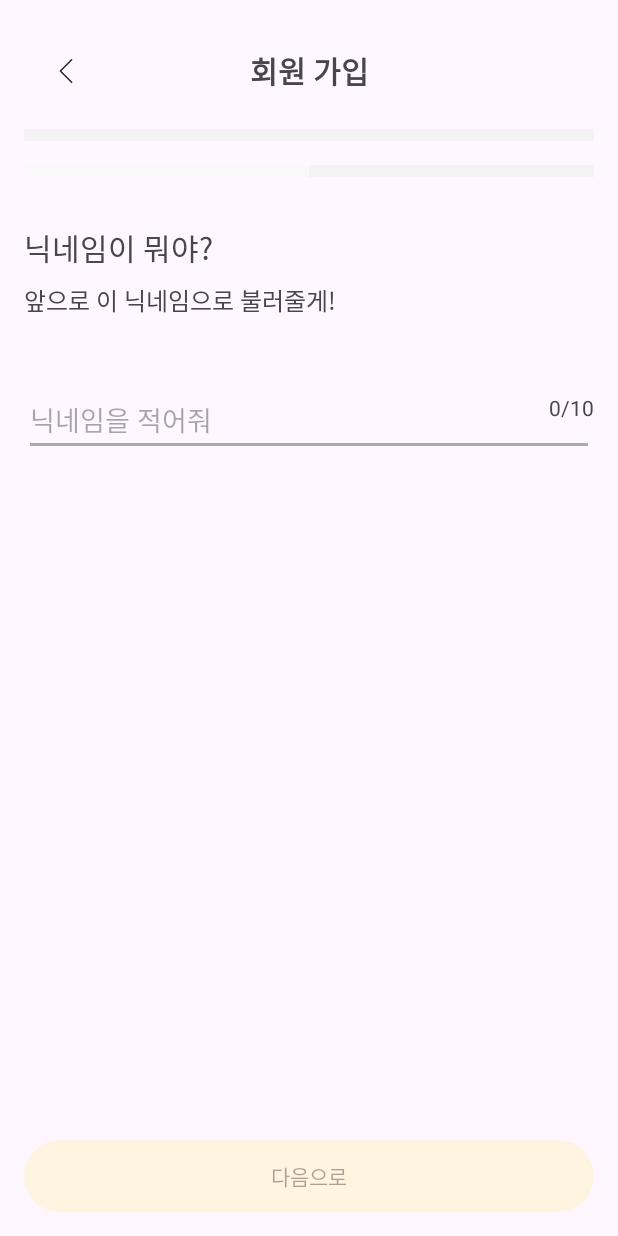
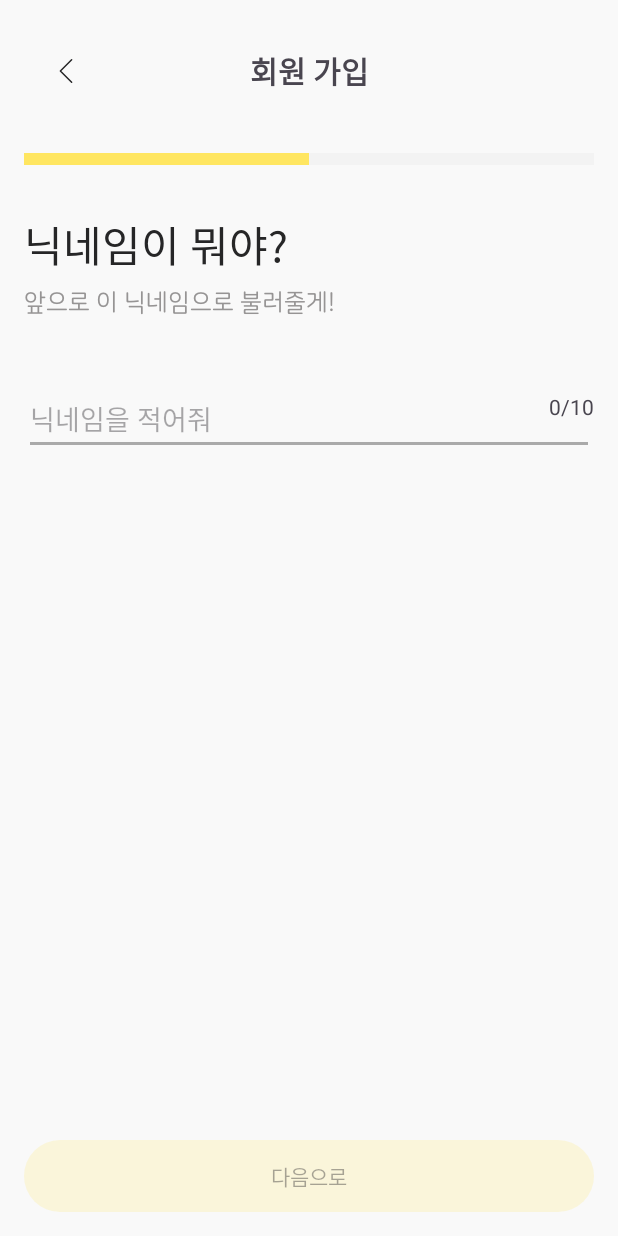
Before and after one commit to kkjinyoungg/RGB4U_App, an Android app: the SignUpActivity1 screen opened directly, with no data from a screen before it, on a phone screen of 412 x 824 dp. Run offline under Robolectric (Android 15) with nearby library versions, the light colour scheme and no system bars; our stand-ins replace Firebase (no records; nobody signed in at launch, a user with empty details on screens opened directly).

Commit message:
10.11 [xml 파일] activity_sign_up1.xml activity_sign_up2.xml - 폰트, 색상 간격 수정
fragement_mypage_common
- 폰트 수정

```diff
--- a/app/src/main/res/layout/activity_sign_up1.xml
+++ b/app/src/main/res/layout/activity_sign_up1.xml
@@ -4,7 +4,8 @@
     android:layout_height="wrap_content"
     xmlns:app="http://schemas.android.com/apk/res-auto"
     android:orientation="vertical"
-    android:padding="16dp">
+    android:padding="16dp"
+    android:background="@color/background">
 
     <androidx.constraintlayout.widget.ConstraintLayout
         android:layout_width="match_parent"
@@ -38,17 +39,12 @@
             app:layout_constraintTop_toTopOf="parent" />
     </androidx.constraintlayout.widget.ConstraintLayout>
 
-    <View
-        android:layout_width="match_parent"
-        android:layout_height="8dp"
-        android:layout_marginTop="8dp"
-        android:layout_marginBottom="16dp"
-        android:background="@color/gray_200" />
 
     <!-- 진한 회색과 옅은 회색으로 나누어진 박스 -->
     <LinearLayout
         android:layout_width="match_parent"
         android:layout_height="8dp"
+        android:layout_marginTop="24dp"
         android:layout_marginBottom="16dp"
         android:orientation="horizontal">
 
@@ -56,13 +52,13 @@
             android:layout_width="0dp"
             android:layout_height="match_parent"
             android:layout_weight="1"
-            android:background="@color/background" /> <!-- 진한 회색 -->
+            android:background="@color/main" /> <!-- 진한 회색 -->
 
         <View
             android:layout_width="0dp"
             android:layout_height="match_parent"
             android:layout_weight="1"
-            android:background="@color/gray_200" /> <!-- 옅은 회색 -->
+            android:background="@color/gray4" /> <!-- 옅은 회색 -->
     </LinearLayout>
 
     <TextView
@@ -71,13 +67,17 @@
         android:layout_marginTop="16dp"
         android:layout_marginBottom="8dp"
         android:text="닉네임이 뭐야?"
-        android:textSize="20sp" /> <!-- 크기 변경 -->
+        android:textColor="@color/black"
+        android:fontFamily="@font/own_mongmongday"
+        android:textSize="28sp" /> <!-- 크기 변경 -->
 
     <TextView
         android:layout_width="wrap_content"
         android:layout_height="wrap_content"
         android:layout_marginBottom="16dp"
         android:text="앞으로 이 닉네임으로 불러줄게!"
+        android:fontFamily="@font/nanumsquareroundregular"
+        android:textColor="@color/gray2"
         android:textSize="16sp" /> <!-- 크기 변경 -->
 
     <RelativeLayout
--- a/app/src/main/res/layout/fragment_mypage_common_header.xml
+++ b/app/src/main/res/layout/fragment_mypage_common_header.xml
@@ -24,8 +24,8 @@
         android:layout_width="wrap_content"
         android:layout_height="wrap_content"
         android:text="프로필 수정"
-        android:textSize="16sp"
-        android:textStyle="bold"
+        android:textSize="18sp"
+        android:fontFamily="@font/nanumsquareroundregular"
         app:layout_constraintTop_toTopOf="parent"
         app:layout_constraintBottom_toBottomOf="parent"
         app:layout_constraintStart_toEndOf="@id/btn_back"
```
Also changed, not shown: app/src/main/res/layout/activity_sign_up2.xml (+10 -10 lines).
